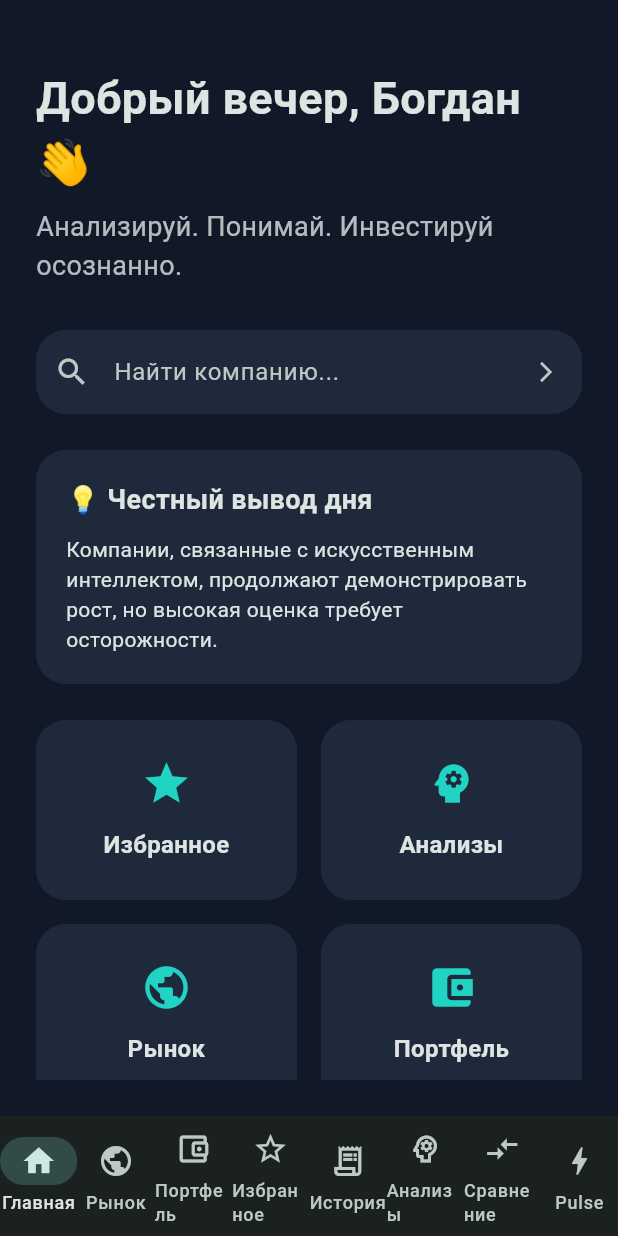
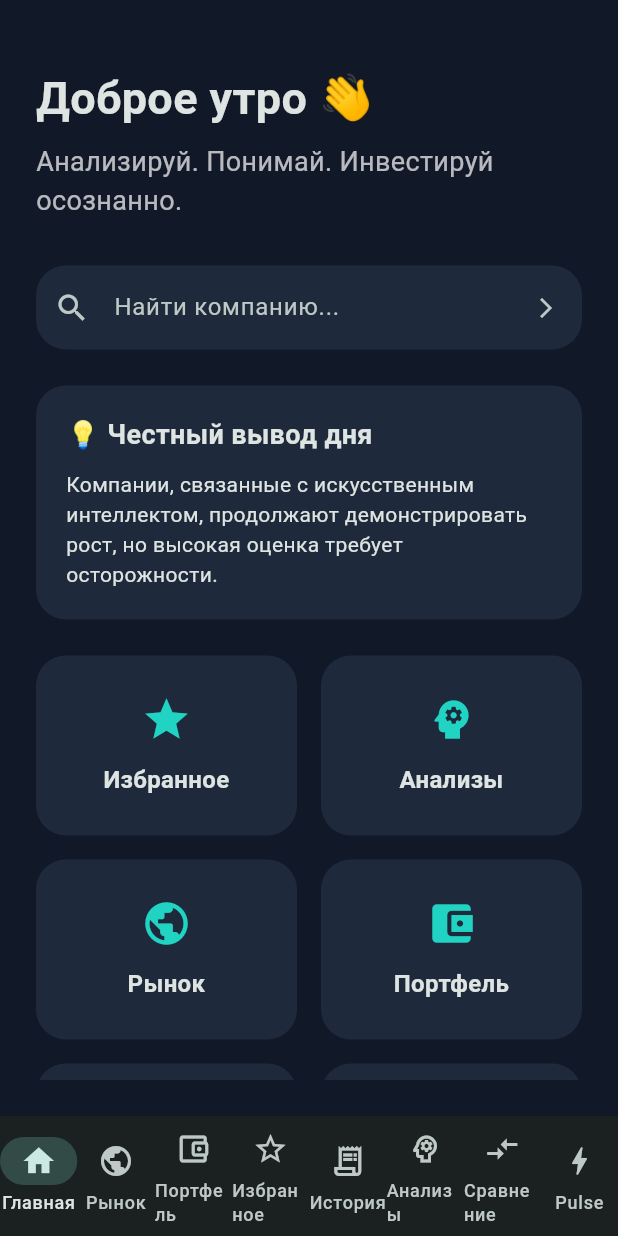
Before and after one commit to bogdanschutskiy72-eng/investmind, a Flutter app: the screen it shows after launch, on a phone screen of 412 x 824 dp. Run offline on Flutter 3.47's test engine with Material 3 defaults, Android fonts, the phone set to English and light mode, and no system bars; our stand-ins replace fl_chart, shared_preferences; network calls fail.

Commit message:
Make home greeting dynamic

```diff
--- a/lib/features/home/home_screen.dart
+++ b/lib/features/home/home_screen.dart
@@ -20,9 +20,30 @@
                 children: [
                   const SizedBox(height: 20),
 
-                  const Text(
-                    'Добрый вечер, Богдан 👋',
-                    style: TextStyle(fontSize: 30, fontWeight: FontWeight.bold),
+                  Builder(
+                    builder: (context) {
+                      final hour = DateTime.now().hour;
+
+                      final String greeting;
+
+                      if (hour >= 5 && hour < 12) {
+                        greeting = 'Доброе утро';
+                      } else if (hour >= 12 && hour < 18) {
+                        greeting = 'Добрый день';
+                      } else if (hour >= 18 && hour < 23) {
+                        greeting = 'Добрый вечер';
+                      } else {
+                        greeting = 'Доброй ночи';
+                      }
+
+                      return Text(
+                        '$greeting 👋',
+                        style: const TextStyle(
+                          fontSize: 30,
+                          fontWeight: FontWeight.bold,
+                        ),
+                      );
+                    },
                   ),
 
                   const SizedBox(height: 8),
```
